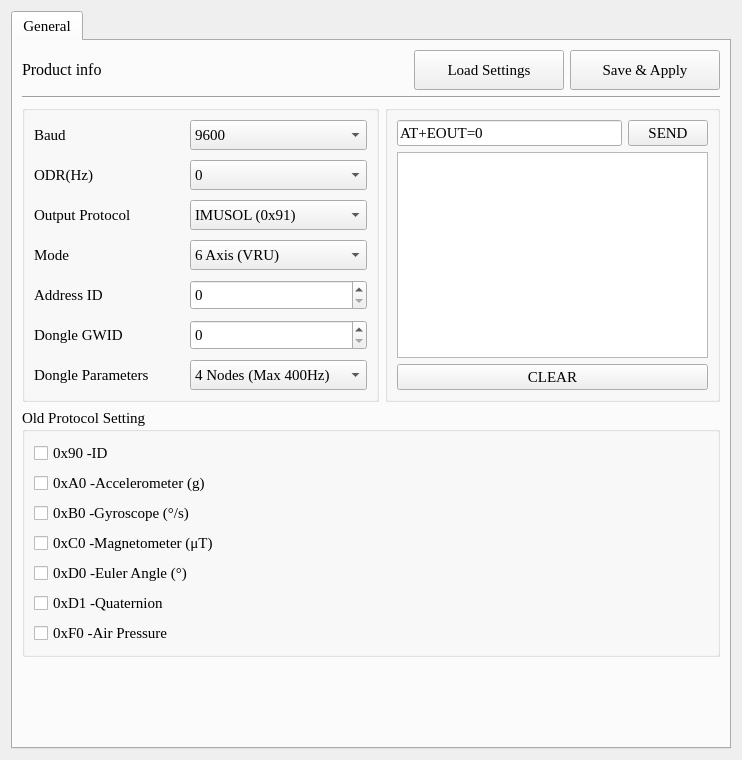
Qt form CHCenter/chsettingform.ui (dongFangTuring/CHCenter) before a commit.
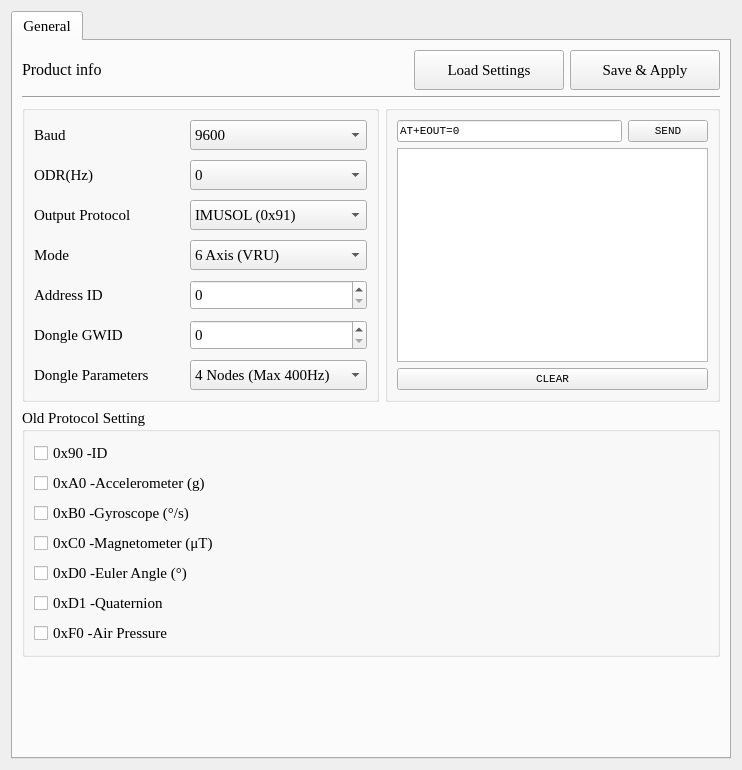
The same form after that commit.

Patch:
```diff
--- a/CHCenter/chsettingform.ui
+++ b/CHCenter/chsettingform.ui
@@ -10,7 +10,7 @@
     <x>0</x>
     <y>0</y>
     <width>742</width>
-    <height>760</height>
+    <height>770</height>
    </rect>
   </property>
   <property name="sizePolicy">
@@ -438,6 +438,12 @@
           <layout class="QVBoxLayout" name="verticalLayout_11">
            <item>
             <widget class="QGroupBox" name="GB_ATCMD">
+             <property name="font">
+              <font>
+               <family>Consolas</family>
+               <pointsize>8</pointsize>
+              </font>
+             </property>
              <property name="title">
               <string/>
              </property>
@@ -466,8 +472,8 @@
                  <string>&lt;!DOCTYPE HTML PUBLIC &quot;-//W3C//DTD HTML 4.0//EN&quot; &quot;http://www.w3.org/TR/REC-html40/strict.dtd&quot;&gt;
 &lt;html&gt;&lt;head&gt;&lt;meta name=&quot;qrichtext&quot; content=&quot;1&quot; /&gt;&lt;style type=&quot;text/css&quot;&gt;
 p, li { white-space: pre-wrap; }
-&lt;/style&gt;&lt;/head&gt;&lt;body style=&quot; font-family:'Times New Roman','Times New Roman'; font-size:11pt; font-weight:400; font-style:normal;&quot;&gt;
-&lt;p style=&quot;-qt-paragraph-type:empty; margin-top:0px; margin-bottom:0px; margin-left:0px; margin-right:0px; -qt-block-indent:0; text-indent:0px;&quot;&gt;&lt;br /&gt;&lt;/p&gt;&lt;/body&gt;&lt;/html&gt;</string>
+&lt;/style&gt;&lt;/head&gt;&lt;body style=&quot; font-family:'Consolas','Times New Roman','Times New Roman'; font-size:8pt; font-weight:400; font-style:normal;&quot;&gt;
+&lt;p style=&quot;-qt-paragraph-type:empty; margin-top:0px; margin-bottom:0px; margin-left:0px; margin-right:0px; -qt-block-indent:0; text-indent:0px; font-family:'Times New Roman','Times New Roman'; font-size:11pt;&quot;&gt;&lt;br /&gt;&lt;/p&gt;&lt;/body&gt;&lt;/html&gt;</string>
                 </property>
                </widget>
               </item>
```
